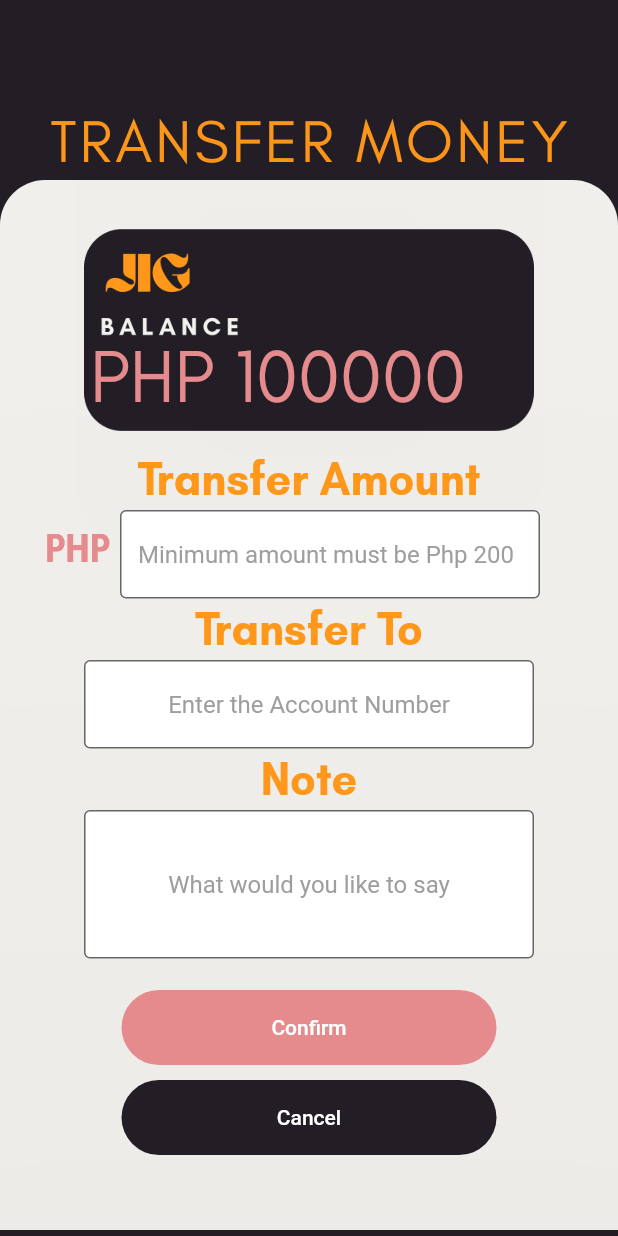
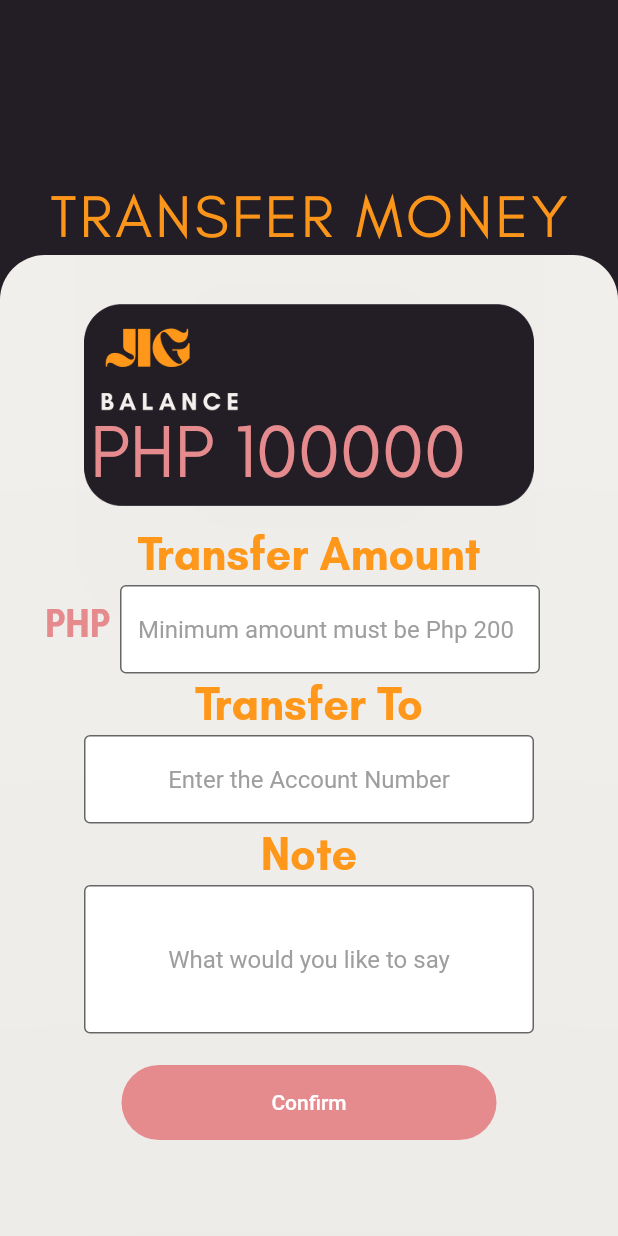
Before and after one commit to maye93/Mobile-Banking, a Flutter app: the TransferMoneyScreen screen opened directly, on a phone screen of 412 x 824 dp. Run offline on Flutter 3.47's test engine with Material 2 defaults, Android fonts, the phone set to English and light mode, and no system bars; our stand-ins replace font_awesome_flutter.

Commit message:
updated tranfer file

```diff
--- a/lib/transfer.dart
+++ b/lib/transfer.dart
@@ -1,7 +1,7 @@
 import 'package:flutter/material.dart';
 import 'package:flutter/painting.dart';
 import 'package:flutter/services.dart';
-import 'DashBoard.dart';
+// import 'DashBoard.dart';
 int balance = 100000;
 
 class TransferMoneyScreen extends StatelessWidget {
@@ -10,9 +10,12 @@ class TransferMoneyScreen extends StatelessWidget {
   @override
   Widget build(BuildContext context) {
 
+
   return Scaffold(
     body: Center(
       child: SingleChildScrollView(
+        physics: NeverScrollableScrollPhysics(),
+        reverse: true,
         child: Stack(
           alignment: Alignment.center,
           children: [
@@ -24,7 +27,7 @@ class TransferMoneyScreen extends StatelessWidget {
 
             ///////////////////////// TEXT /////////////////////////
               Positioned(
-                top: 70,
+                top: 120,
                 child: Text("TRANSFER MONEY",
                 style: TextStyle(
                   decoration: TextDecoration.none,
@@ -38,7 +41,7 @@ class TransferMoneyScreen extends StatelessWidget {
 
             ////////////////////// WHITE BOX ///////////////////////
               Positioned(
-                top: 120,
+                top: 170,
                 child: Container(
                   height: 700, width: MediaQuery.of(context).size.width,
                   decoration: BoxDecoration(
@@ -53,7 +56,7 @@ class TransferMoneyScreen extends StatelessWidget {
 
             ///////////////////////// CARD /////////////////////////
               Positioned(
-                top: 70,
+                top: 120,
                 child: Material(
                   elevation: 1000,
                   color: Colors.transparent,
@@ -71,7 +74,7 @@ class TransferMoneyScreen extends StatelessWidget {
 
             /////////////////////// BALANCE ////////////////////////
               Positioned(
-                top: 220, left: 60,
+                top: 270, left: 60,
                 child: Text("PHP "+balance.toString(),
                 style: TextStyle(
                   decoration: TextDecoration.none,
@@ -84,7 +87,7 @@ class TransferMoneyScreen extends StatelessWidget {
 
             //////////////////// TRANSFER AMOUNT ////////////////////
               Positioned(
-                top: 300,
+                top: 350,
                 child: Text("Transfer Amount",
                   style: TextStyle(
                     decoration: TextDecoration.none,
@@ -97,7 +100,7 @@ class TransferMoneyScreen extends StatelessWidget {
 
             /////////////////////////// PHP //////////////////////////
               Positioned(
-                top: 350, left: 30,
+                top: 400, left: 30,
                 child: Text("PHP",
                   style: TextStyle(
                     decoration: TextDecoration.none,
@@ -110,7 +113,7 @@ class TransferMoneyScreen extends StatelessWidget {
 
             /////////////////////// PHP TEXTFIELD ////////////////////
               Positioned(
-                top: 340, left: 80,
+                top: 390, left: 80,
                 child: Container(
                   height: 100, width: 280,
                   child: TextField(
@@ -129,7 +132,7 @@ class TransferMoneyScreen extends StatelessWidget {
 
             /////////////////////// TRANSFER TO //////////////////////
               Positioned(
-                top: 400,
+                top: 450,
                 child: Text("Transfer To",
                   style: TextStyle(
                     decoration: TextDecoration.none,
@@ -142,7 +145,7 @@ class TransferMoneyScreen extends StatelessWidget {
 
             ////////////////// TRANSFER TO TEXTFIELD //////////////////
               Positioned(
-                top: 440,
+                top: 490,
                 child: Container(
                   height: 100, width: 300,
                   child: TextFormField(
@@ -163,7 +166,7 @@ class TransferMoneyScreen extends StatelessWidget {
 
             ////////////////////////// NOTE ///////////////////////////
               Positioned(
-                top: 500,
+                top: 550,
                 child: Text("Note",
                   style: TextStyle(
                     decoration: TextDecoration.none,
@@ -176,7 +179,7 @@ class TransferMoneyScreen extends StatelessWidget {
 
             ////////////////////// NOTE TEXTFIELD /////////////////////
               Positioned(
-                top: 540,
+                top: 590,
                 child: SizedBox(
                   height: 300, width: 300,
                   child: TextFormField(
@@ -195,7 +198,7 @@ class TransferMoneyScreen extends StatelessWidget {
 
             ////////////////////// CONFIRM BUTTON /////////////////////
               Positioned(
-                top: 660,
+                top: 710,
                 child: SizedBox(
                   height: 50, width: 250,
                   child: ElevatedButton(
@@ -214,29 +217,30 @@ class TransferMoneyScreen extends StatelessWidget {
                 )
               ),
 
-              ////////////////////// CANCEL BUTTON /////////////////////
-              Positioned(
-                top: 720,
-                child: SizedBox(
-                  height: 50, width: 250,
-                  child: ElevatedButton(
-                    child: Text('Cancel'),
-                    onPressed: () {
-                      Navigator.push(
-                        context,
-                        MaterialPageRoute(builder: (context) => DashBoard()),
-                      );
-                    },
-                    style: ButtonStyle(
-                      shape: MaterialStateProperty.all(RoundedRectangleBorder(
-                          borderRadius: BorderRadius.circular(30))),
-                      padding: MaterialStateProperty.all(EdgeInsets.all(15)),
-                      elevation: MaterialStateProperty.all(0),
-                      backgroundColor:
-                          MaterialStateProperty.all(const Color(0xFF231D25))),
-                  )
-                )
-              )
+              // ////////////////////// CANCEL BUTTON /////////////////////
+              // Positioned(
+              //   top: 720,
+              //   child: SizedBox(
+              //     height: 50, width: 250,
+              //     child: ElevatedButton(
+              //       child: Text('Cancel'),
+              //       onPressed: () {
+              //         Navigator.push(
+              //           context,
+              //           MaterialPageRoute(builder: (context) => DashBoard()),
+              //         );
+              //       },
+              //       style: ButtonStyle(
+              //         shape: MaterialStateProperty.all(RoundedRectangleBorder(
+              //             borderRadius: BorderRadius.circular(30))),
+              //         padding: MaterialStateProperty.all(EdgeInsets.all(15)),
+              //         elevation: MaterialStateProperty.all(0),
+              //         backgroundColor:
+              //             MaterialStateProperty.all(const Color(0xFF231D25))),
+              //     )
+              //   )
+              // ),
+
             ]
           )
         )
```
